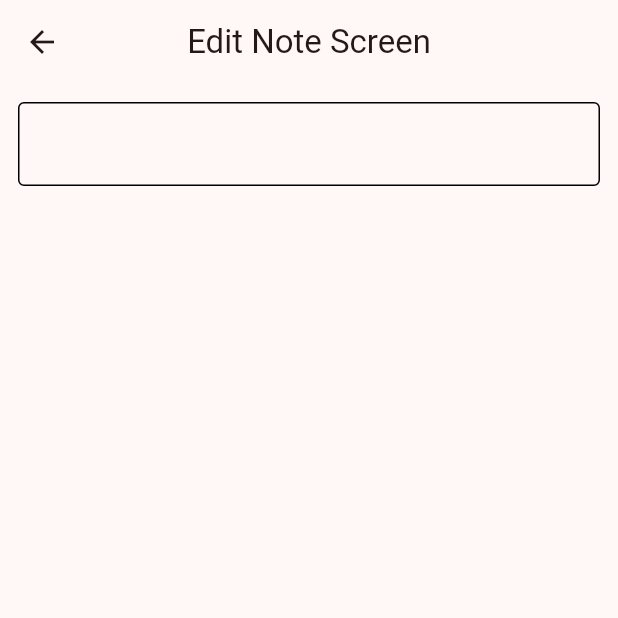
After one commit to vikashh20-3/Flutter_NoteApp_with_firebase_crud, a Flutter app: the EditNoteScreen screen opened directly, on a phone screen of 412 x 824 dp, the top half of it. The commit adds this screen. Run offline on Flutter 3.47's test engine with Material 2 defaults, Android fonts, the phone set to English and light mode, and no system bars; our stand-ins replace cloud_firestore, firebase_auth, firebase_core, get, lottie; accounts and stored records are empty.

Commit message:
edit note screen done

```diff
--- /dev/null
+++ b/lib/screens/editnotescreen.dart
@@ -0,0 +1,28 @@
+import 'package:flutter/material.dart';
+
+class EditNoteScreen extends StatefulWidget {
+  const EditNoteScreen({super.key});
+
+  @override
+  State<EditNoteScreen> createState() => _EditNoteScreenState();
+}
+
+class _EditNoteScreenState extends State<EditNoteScreen> {
+  @override
+  Widget build(BuildContext context) {
+    return Scaffold(
+      appBar: AppBar(
+        centerTitle: true,
+        title: const Text("Edit Note Screen"),
+      ),
+      body: Padding(
+        padding: const EdgeInsets.all(12.0),
+        child: TextFormField(
+          decoration: const InputDecoration(
+            enabledBorder: OutlineInputBorder(),
+          ),
+        ),
+      ),
+    );
+  }
+}
```
Also changed, not shown: lib/screens/homescreen.dart (+24 -4 lines).
